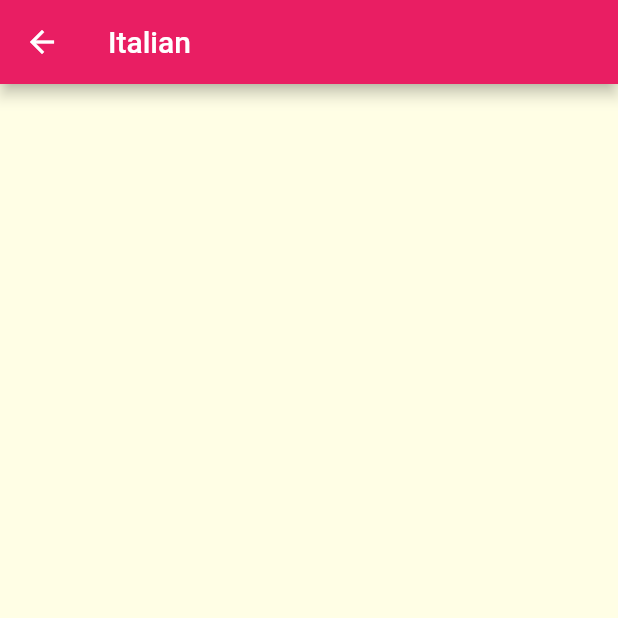
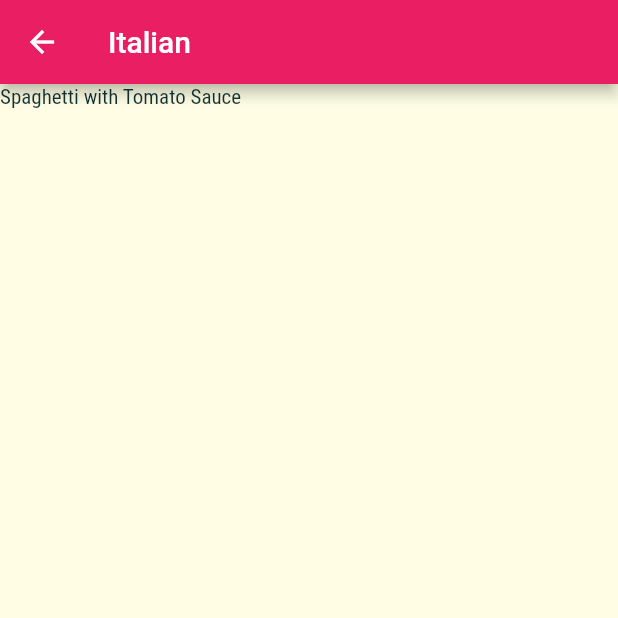
Before and after one commit to k3forx/flutter-practice, a Flutter app: the screen it shows after launch, after a tap on "Italian", on a phone screen of 412 x 824 dp, the top half of it. Run offline on Flutter 3.47's test engine with Material 2 defaults, Android fonts, the phone set to English and light mode, and no system bars.

Commit message:
show meals

```diff
--- a/meals_app/lib/category_meals_screen.dart
+++ b/meals_app/lib/category_meals_screen.dart
@@ -1,4 +1,7 @@
 import 'package:flutter/material.dart';
+
+import 'package:meals_app/dummy_data.dart';
+import 'package:meals_app/models/meal.dart';
 
 class CategoryMealsScreen extends StatelessWidget {
   static const routeName = '/category-meals';
@@ -16,10 +19,22 @@ class CategoryMealsScreen extends StatelessWidget {
     final routeArgs =
         ModalRoute.of(context)?.settings.arguments as Map<String, String>;
     final categoryTitle = routeArgs['title'];
+    final categoryId = routeArgs['id'];
+    final categoryMeals = DUMMY_MEALS
+        .where((meal) => meal.categories.contains(categoryId))
+        .toList();
+
     return Scaffold(
       appBar: AppBar(
         title: Text(categoryTitle!),
       ),
+      body: ListView.builder(
+        itemBuilder: (ctx, index) {
+          final Meal meal = categoryMeals[index];
+          return Text(meal.title);
+        },
+        itemCount: categoryMeals.length,
+      ),
     );
   }
 }
```
